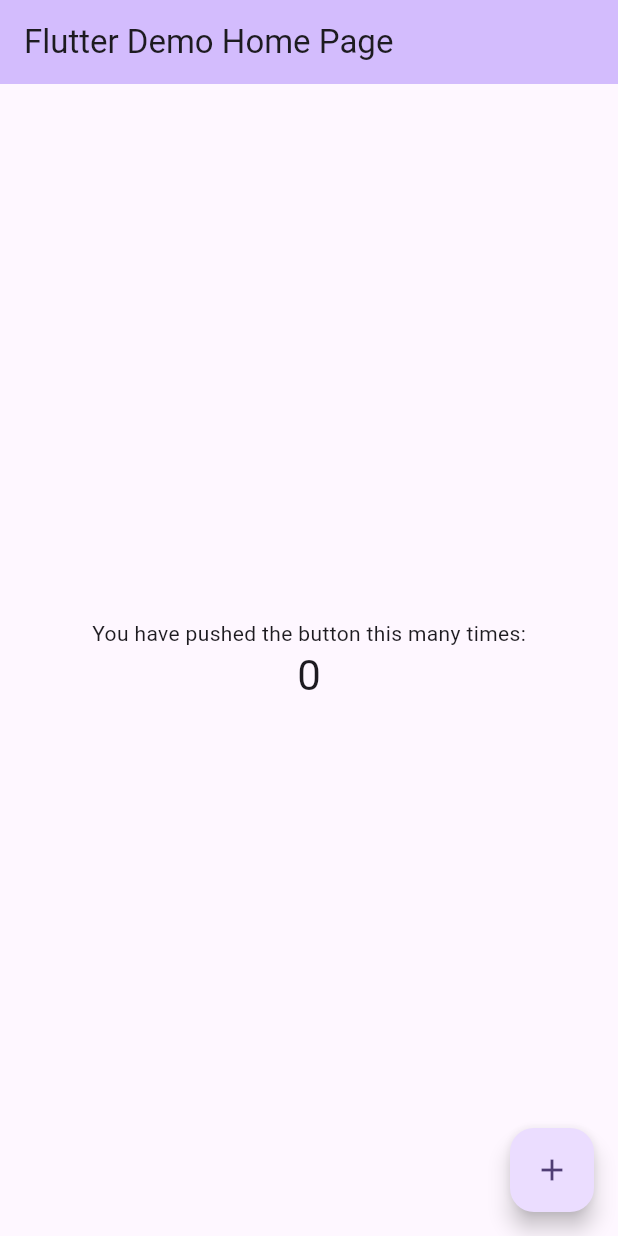
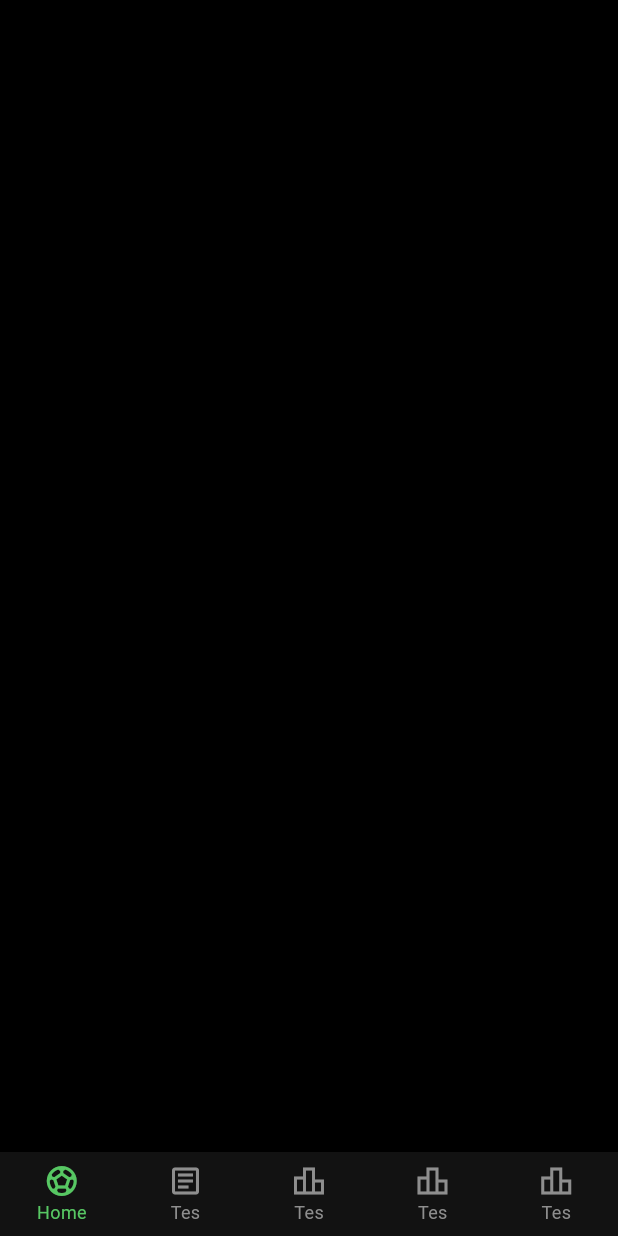
Before and after one commit to Ivanrhmt77/fotmob, a Flutter app: the screen it shows after launch, on a phone screen of 412 x 824 dp. Run offline on Flutter 3.47's test engine with Material 3 defaults, Android fonts, the phone set to English and light mode, and no system bars.

Commit message:
Add color palette

```diff
--- a/lib/main.dart
+++ b/lib/main.dart
@@ -1,4 +1,6 @@
 import 'package:flutter/material.dart';
+import 'package:fotmob/screens/main_page.dart';
+import 'package:fotmob/utils/colors.dart';
 
 void main() {
   runApp(const MyApp());
@@ -7,116 +9,15 @@ void main() {
 class MyApp extends StatelessWidget {
   const MyApp({super.key});
 
-  // This widget is the root of your application.
   @override
   Widget build(BuildContext context) {
     return MaterialApp(
       title: 'Flutter Demo',
       theme: ThemeData(
-        // This is the theme of your application.
-        //
-        // TRY THIS: Try running your application with "flutter run". You'll see
-        // the application has a purple toolbar. Then, without quitting the app,
-        // try changing the seedColor in the colorScheme below to Colors.green
-        // and then invoke "hot reload" (save your changes or press the "hot
-        // reload" button in a Flutter-supported IDE, or press "r" if you used
-        // the command line to start the app).
-        //
-        // Notice that the counter didn't reset back to zero; the application
-        // state is not lost during the reload. To reset the state, use hot
-        // restart instead.
-        //
-        // This works for code too, not just values: Most code changes can be
-        // tested with just a hot reload.
-        colorScheme: ColorScheme.fromSeed(seedColor: Colors.deepPurple),
+        primaryColor: AppColors.black,
+        scaffoldBackgroundColor: AppColors.black,
       ),
-      home: const MyHomePage(title: 'Flutter Demo Home Page'),
+      home: const MyHomePage(),
     );
   }
 }
-
-class MyHomePage extends StatefulWidget {
-  const MyHomePage({super.key, required this.title});
-
-  // This widget is the home page of your application. It is stateful, meaning
-  // that it has a State object (defined below) that contains fields that affect
-  // how it looks.
-
-  // This class is the configuration for the state. It holds the values (in this
-  // case the title) provided by the parent (in this case the App widget) and
-  // used by the build method of the State. Fields in a Widget subclass are
-  // always marked "final".
-
-  final String title;
-
-  @override
-  State<MyHomePage> createState() => _MyHomePageState();
-}
-
-class _MyHomePageState extends State<MyHomePage> {
-  int _counter = 0;
-
-  void _incrementCounter() {
-    setState(() {
-      // This call to setState tells the Flutter framework that something has
-      // changed in this State, which causes it to rerun the build method below
-      // so that the display can reflect the updated values. If we changed
-      // _counter without calling setState(), then the build method would not be
-      // called again, and so nothing would appear to happen.
-      _counter++;
-    });
-  }
-
-  @override
-  Widget build(BuildContext context) {
-    // This method is rerun every time setState is called, for instance as done
-    // by the _incrementCounter method above.
-    //
-    // The Flutter framework has been optimized to make rerunning build methods
-    // fast, so that you can just rebuild anything that needs updating rather
-    // than having to individually change instances of widgets.
-    return Scaffold(
-      appBar: AppBar(
-        // TRY THIS: Try changing the color here to a specific color (to
-        // Colors.amber, perhaps?) and trigger a hot reload to see the AppBar
-        // change color while the other colors stay the same.
-        backgroundColor: Theme.of(context).colorScheme.inversePrimary,
-        // Here we take the value from the MyHomePage object that was created by
-        // the App.build method, and use it to set our appbar title.
-        title: Text(widget.title),
-      ),
-      body: Center(
-        // Center is a layout widget. It takes a single child and positions it
-        // in the middle of the parent.
-        child: Column(
-          // Column is also a layout widget. It takes a list of children and
-          // arranges them vertically. By default, it sizes itself to fit its
-          // children horizontally, and tries to be as tall as its parent.
-          //
-          // Column has various properties to control how it sizes itself and
-          // how it positions its children. Here we use mainAxisAlignment to
-          // center the children vertically; the main axis here is the vertical
-          // axis because Columns are vertical (the cross axis would be
-          // horizontal).
-          //
-          // TRY THIS: Invoke "debug painting" (choose the "Toggle Debug Paint"
-          // action in the IDE, or press "p" in the console), to see the
-          // wireframe for each widget.
-          mainAxisAlignment: MainAxisAlignment.center,
-          children: <Widget>[
-            const Text('You have pushed the button this many times:'),
-            Text(
-              '$_counter',
-              style: Theme.of(context).textTheme.headlineMedium,
-            ),
-          ],
-        ),
-      ),
-      floatingActionButton: FloatingActionButton(
-        onPressed: _incrementCounter,
-        tooltip: 'Increment',
-        child: const Icon(Icons.add),
-      ), // This trailing comma makes auto-formatting nicer for build methods.
-    );
-  }
-}
--- /dev/null
+++ b/lib/screens/main_page.dart
@@ -0,0 +1,75 @@
+import 'package:flutter/material.dart';
+import 'package:fotmob/utils/colors.dart';
+
+class MyHomePage extends StatefulWidget {
+  const MyHomePage({super.key});
+
+  @override
+  State<MyHomePage> createState() => _MyHomePageState();
+}
+
+class _MyHomePageState extends State<MyHomePage> {
+  int _selectedIndex = 0;
+
+  final List<Widget> _pages = const [
+    Scaffold(),
+    Scaffold(body: Text("data", style: TextStyle(color: AppColors.lightGray))),
+    Scaffold(),
+    Scaffold(),
+    Scaffold(),
+  ];
+
+  void _onItemTapped(int index) {
+    setState(() => _selectedIndex = index);
+  }
+
+  @override
+  Widget build(BuildContext context) {
+    return Scaffold(
+      body: _pages[_selectedIndex],
+      bottomNavigationBar: _buildBottomNavigationBar(),
+    );
+  }
+
+  Widget _buildBottomNavigationBar() {
+    return BottomNavigationBar(
+      type:
+          BottomNavigationBarType
+              .fixed, // Agar backgroundColor tidak transparan
+      backgroundColor: AppColors.darkGray,
+      currentIndex: _selectedIndex,
+      selectedItemColor: AppColors.green,
+      unselectedItemColor: AppColors.gray,
+      selectedLabelStyle: const TextStyle(fontSize: 12), // Ukuran tetap
+      unselectedLabelStyle: const TextStyle(fontSize: 12), // Ukuran tetap
+      onTap: _onItemTapped,
+      items: const [
+        BottomNavigationBarItem(
+          icon: Icon(Icons.sports_soccer_outlined),
+          activeIcon: Icon(Icons.sports_soccer),
+          label: 'Home',
+        ),
+        BottomNavigationBarItem(
+          icon: Icon(Icons.article_outlined),
+          activeIcon: Icon(Icons.article),
+          label: 'Tes',
+        ),
+        BottomNavigationBarItem(
+          icon: Icon(Icons.leaderboard_outlined),
+          activeIcon: Icon(Icons.leaderboard),
+          label: 'Tes',
+        ),
+        BottomNavigationBarItem(
+          icon: Icon(Icons.leaderboard_outlined),
+          activeIcon: Icon(Icons.leaderboard),
+          label: 'Tes',
+        ),
+        BottomNavigationBarItem(
+          icon: Icon(Icons.leaderboard_outlined),
+          activeIcon: Icon(Icons.leaderboard),
+          label: 'Tes',
+        ),
+      ],
+    );
+  }
+}
--- /dev/null
+++ b/lib/utils/colors.dart
@@ -0,0 +1,10 @@
+import 'package:flutter/material.dart';
+
+class AppColors {
+  static const Color darkGray = Color(0xFF121212);
+  static const Color green = Color(0xFF57C763);
+  static const Color blackGray = Color(0xFF1A1A1A);
+  static const Color gray = Color(0xFF8E8E8E);
+  static const Color black = Color(0xFF000000);
+  static const Color lightGray = Color(0xFFD6D4D7);
+}
```
